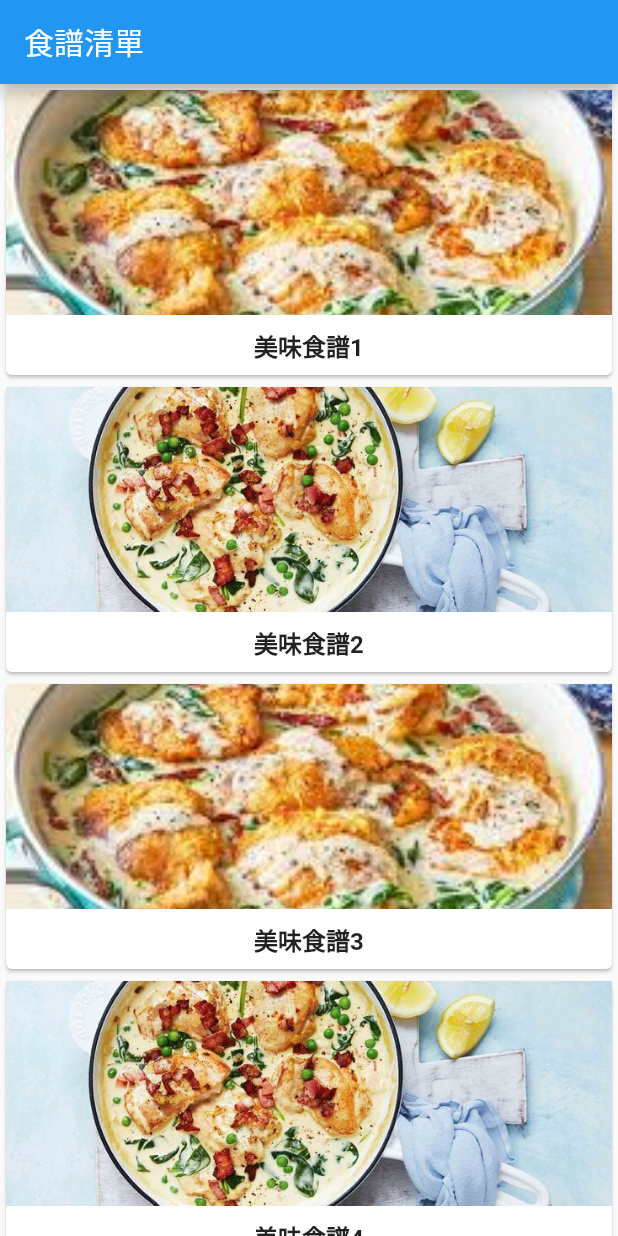
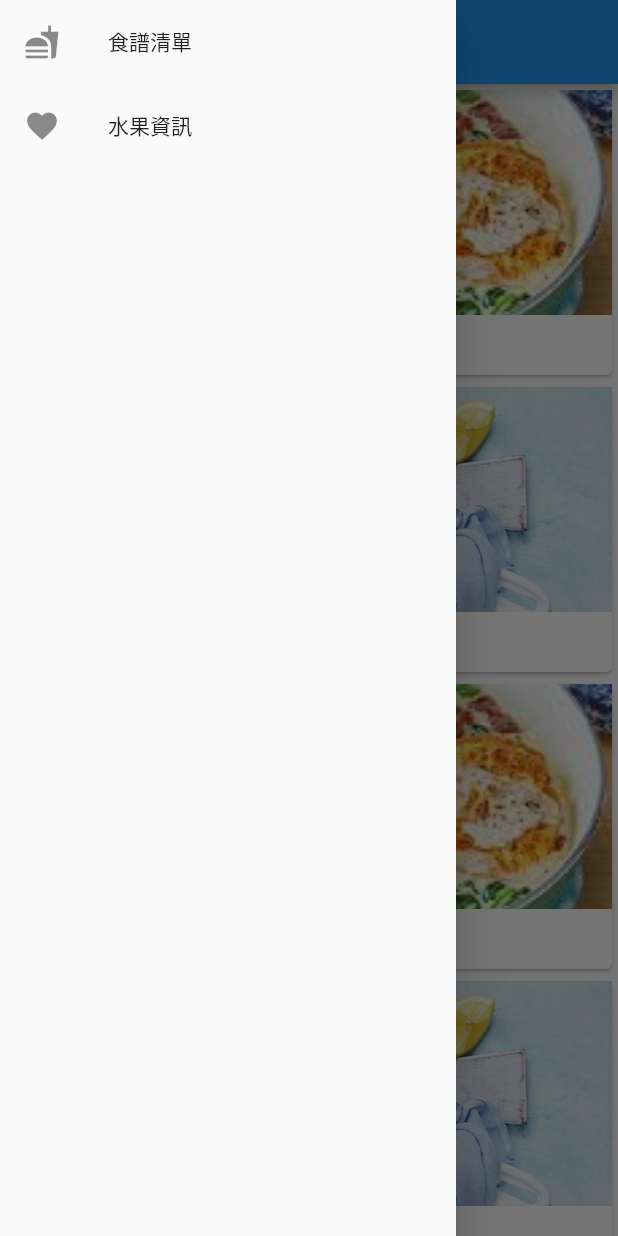
Before and after one commit to hsinyi-lin/fruit_detection_app, a Flutter app: the screen it shows after launch, with the side drawer open (before the commit the screen has no drawer), on a phone screen of 412 x 824 dp. Run offline on Flutter 3.47's test engine with Material 2 defaults, Android fonts, the phone set to English and light mode, and no system bars.

```diff
--- a/lib/main.dart
+++ b/lib/main.dart
@@ -1,5 +1,6 @@
 import 'package:flutter/material.dart';
 import 'screens/recipe.dart';
+import 'screens/fruit_info.dart';
 
 void main() {
   runApp(const MyApp());
@@ -11,7 +12,58 @@ class MyApp extends StatelessWidget {
   @override
   Widget build(BuildContext context) {
     return const MaterialApp(
-      home: Recipe(),
+      home: MyAppHome(),  // 使用 MyAppHome 作為首頁
     );
   }
 }
+
+class MyAppHome extends StatefulWidget {
+  const MyAppHome({Key? key}) : super(key: key);
+
+  @override
+  _MyAppHomeState createState() => _MyAppHomeState();
+}
+
+class _MyAppHomeState extends State<MyAppHome> {
+  String _appBarTitle = '食譜清單';  // 新增這行
+  Widget _currentBody = RecipeList();
+
+  @override
+  Widget build(BuildContext context) {
+    return Scaffold(
+      appBar: AppBar(
+        title: Text(_appBarTitle),  // 更新 AppBar 標題
+      ),
+      drawer: Drawer(
+        child: ListView(
+          padding: EdgeInsets.zero,
+          children: [
+            ListTile(
+              leading: const Icon(Icons.fastfood),
+              title: const Text('食譜清單'),
+              onTap: () {
+                Navigator.pop(context);
+                setState(() {
+                  _appBarTitle = '食譜清單';  // 更新 AppBar 標題
+                  _currentBody = RecipeList();
+                });
+              },
+            ),
+            ListTile(
+              leading: const Icon(Icons.favorite),
+              title: const Text('水果資訊'),
+              onTap: () {
+                Navigator.pop(context);
+                setState(() {
+                  _appBarTitle = '水果資訊';  // 更新 AppBar 標題
+                  _currentBody = const FruitInfo();
+                });
+              },
+            ),
+          ],
+        ),
+      ),
+      body: _currentBody,
+    );
+  }
+}
```
Also changed, not shown: lib/screens/fruit_info.dart (added, +63 -0 lines).
